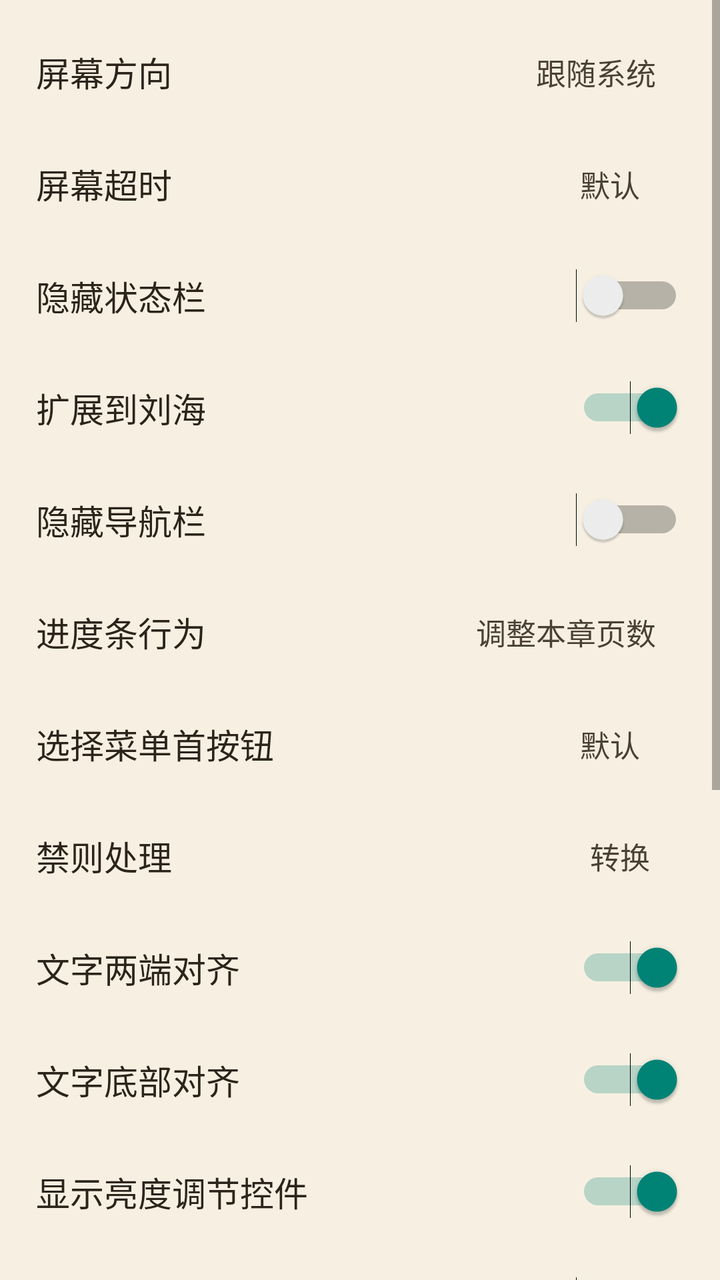
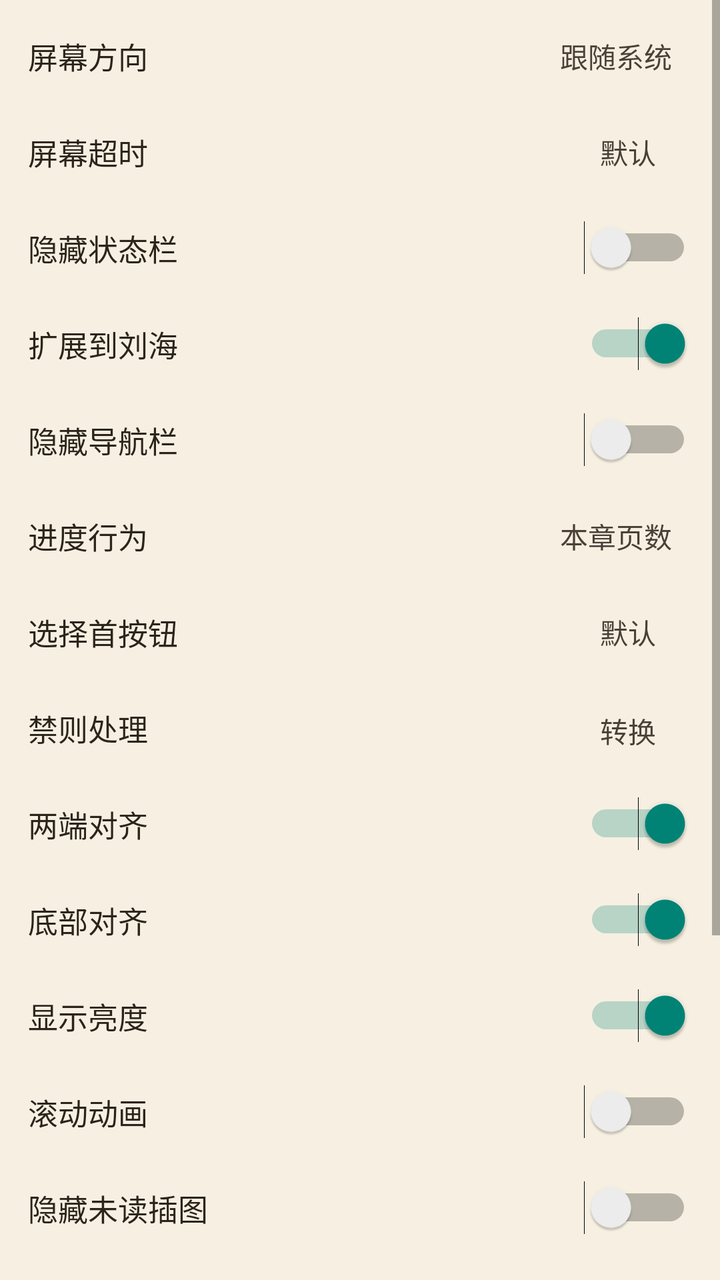

An Android layout rendered at two revisions. The XML below is the earlier revision; the diff shows what the commit changed to produce the second picture.
<!-- AndroidManifest.xml: application theme Theme.Tset -->
<!-- res/layout/dialog_m9_more_config.xml -->
<?xml version="1.0" encoding="utf-8"?>
<ScrollView xmlns:android="http://schemas.android.com/apk/res/android"
    android:id="@+id/more_config_scroll"
    android:layout_width="match_parent"
    android:layout_height="match_parent"
    android:background="@drawable/reader_menu_panel_bg"
    android:overScrollMode="ifContentScrolls">

    <LinearLayout
        android:id="@+id/more_config_root"
        android:layout_width="match_parent"
        android:layout_height="wrap_content"
        android:orientation="vertical"
        android:paddingTop="8dp"
        android:paddingBottom="8dp">

        <LinearLayout
            android:id="@+id/more_screen_orientation"
            style="@style/ReaderMoreRow">
            <TextView
                style="@style/ReaderMoreLabel"
                android:text="@string/screen_direction" />
            <TextView
                android:id="@+id/more_screen_orientation_value"
                style="@style/ReaderMoreValue"
                android:text="@string/screen_unspecified" />
        </LinearLayout>

        <LinearLayout
            android:id="@+id/more_keep_light"
            style="@style/ReaderMoreRow">
            <TextView
                style="@style/ReaderMoreLabel"
                android:text="@string/keep_light" />
            <TextView
                android:id="@+id/more_keep_light_value"
                style="@style/ReaderMoreValue"
                android:text="@string/reader_keep_light_default" />
        </LinearLayout>

        <LinearLayout style="@style/ReaderMoreRow">
            <TextView
                style="@style/ReaderMoreLabel"
                android:text="@string/pt_hide_status_bar" />
            <Switch
                android:id="@+id/more_hide_status_bar"
                android:layout_width="wrap_content"
                android:layout_height="wrap_content" />
        </LinearLayout>

        <LinearLayout style="@style/ReaderMoreRow">
            <TextView
                style="@style/ReaderMoreLabel"
                android:text="@string/read_body_to_lh" />
            <Switch
                android:id="@+id/more_read_body_to_lh"
                android:layout_width="wrap_content"
                android:layout_height="wrap_content"
                android:checked="true" />
        </LinearLayout>

        <LinearLayout style="@style/ReaderMoreRow">
            <TextView
                style="@style/ReaderMoreLabel"
                android:text="@string/pt_hide_navigation_bar" />
            <Switch
                android:id="@+id/more_hide_navigation_bar"
                android:layout_width="wrap_content"
                android:layout_height="wrap_content" />
        </LinearLayout>

        <LinearLayout
            android:id="@+id/more_progress_behavior"
            style="@style/ReaderMoreRow">
            <TextView
                style="@style/ReaderMoreLabel"
                android:text="@string/progress_bar_behavior" />
            <TextView
                android:id="@+id/more_progress_behavior_value"
                style="@style/ReaderMoreValue"
                android:text="@string/reader_progress_behavior_page" />
        </LinearLayout>

        <LinearLayout
            android:id="@+id/more_selection_primary_action"
            style="@style/ReaderMoreRow">
            <TextView
                style="@style/ReaderMoreLabel"
                android:text="@string/reader_selection_primary_action" />
            <TextView
                android:id="@+id/more_selection_primary_action_value"
                style="@style/ReaderMoreValue"
                android:text="@string/reader_selection_primary_default" />
        </LinearLayout>

        <LinearLayout
            android:id="@+id/more_zh_layout_row"
            style="@style/ReaderMoreRow">
            <TextView
                style="@style/ReaderMoreLabel"
                android:text="@string/read_chinese_converter" />
            <TextView
                android:id="@+id/more_zh_layout_value"
                style="@style/ReaderMoreValue"
                android:background="@drawable/reader_menu_touch"
                android:gravity="center"
                android:minWidth="64dp"
                android:paddingStart="12dp"
                android:paddingTop="6dp"
                android:paddingEnd="12dp"
                android:paddingBottom="6dp"
                android:text="@string/reader_convert_state_enabled" />
        </LinearLayout>

        <LinearLayout style="@style/ReaderMoreRow">
            <TextView
                style="@style/ReaderMoreLabel"
                android:text="@string/text_full_justify" />
            <Switch
                android:id="@+id/more_text_full_justify"
                android:layout_width="wrap_content"
                android:layout_height="wrap_content"
                android:checked="true" />
        </LinearLayout>

        <LinearLayout style="@style/ReaderMoreRow">
            <TextView
                style="@style/ReaderMoreLabel"
                android:text="@string/text_bottom_justify" />
            <Switch
                android:id="@+id/more_text_bottom_justify"
                android:layout_width="wrap_content"
                android:layout_height="wrap_content"
                android:checked="true" />
        </LinearLayout>

        <LinearLayout style="@style/ReaderMoreRow">
            <TextView
                style="@style/ReaderMoreLabel"
                android:text="@string/show_brightness_view" />
            <Switch
                android:id="@+id/more_show_brightness_view"
                android:layout_width="wrap_content"
                android:layout_height="wrap_content"
                android:checked="true" />
        </LinearLayout>

        <LinearLayout style="@style/ReaderMoreRow">
            <TextView
                style="@style/ReaderMoreLabel"
                android:text="@string/no_anim_scroll_page" />
            <Switch
                android:id="@+id/more_no_anim_scroll_page"
                android:layout_width="wrap_content"
                android:layout_height="wrap_content" />
        </LinearLayout>

        <LinearLayout style="@style/ReaderMoreRow">
            <TextView
                style="@style/ReaderMoreLabel"
                android:text="@string/settings_ebook_image_spoiler_title" />
            <Switch
                android:id="@+id/more_hide_unread_images"
                android:layout_width="wrap_content"
                android:layout_height="wrap_content" />
        </LinearLayout>

        <LinearLayout
            android:id="@+id/more_click_regional_config"
            style="@style/ReaderMoreRow">
            <TextView
                style="@style/ReaderMoreLabel"
                android:text="@string/click_regional_config" />
            <TextView
                android:id="@+id/more_click_regional_config_value"
                style="@style/ReaderMoreValue"
                android:text="@string/reader_click_region_summary_default" />
        </LinearLayout>

        <LinearLayout style="@style/ReaderMoreRow">
            <TextView
                style="@style/ReaderMoreLabel"
                android:text="@string/disable_return_key" />
            <Switch
                android:id="@+id/more_disable_return_key"
                android:layout_width="wrap_content"
                android:layout_height="wrap_content" />
        </LinearLayout>

        <LinearLayout style="@style/ReaderMoreRow">
            <TextView
                style="@style/ReaderMoreLabel"
                android:text="@string/show_read_title_addition" />
            <Switch
                android:id="@+id/more_show_read_title_addition"
                android:layout_width="wrap_content"
                android:layout_height="wrap_content"
                android:checked="true" />
        </LinearLayout>

        <LinearLayout style="@style/ReaderMoreRow">
            <TextView
                style="@style/ReaderMoreLabel"
                android:text="@string/read_bar_style_follow_page" />
            <Switch
                android:id="@+id/more_read_bar_style_follow_page"
                android:layout_width="wrap_content"
                android:layout_height="wrap_content" />
        </LinearLayout>

        <TextView
            android:id="@+id/more_reset_defaults"
            android:layout_width="match_parent"
            android:layout_height="wrap_content"
            android:layout_marginStart="16dp"
            android:layout_marginTop="10dp"
            android:layout_marginEnd="16dp"
            android:layout_marginBottom="8dp"
            android:background="@drawable/reader_menu_touch"
            android:gravity="center"
            android:paddingTop="14dp"
            android:paddingBottom="14dp"
            android:text="@string/reader_reset_defaults"
            android:textColor="#AA5B1E1E"
            android:textSize="16sp" />
    </LinearLayout>
</ScrollView>
<!-- resources referenced by this layout -->
<resources>
  <!-- drawable reader_menu_panel_bg (drawable) -->
  <?xml version="1.0" encoding="utf-8"?>
  <shape xmlns:android="http://schemas.android.com/apk/res/android">
      <solid android:color="#F7F0E2" />
  </shape>
  <!-- drawable reader_menu_touch (drawable) -->
  <?xml version="1.0" encoding="utf-8"?>
  <selector xmlns:android="http://schemas.android.com/apk/res/android">
      <item android:state_pressed="true">
          <shape>
              <solid android:color="#22000000" />
          </shape>
      </item>
      <item android:drawable="@android:color/transparent" />
  </selector>
  <string name="click_regional_config">点击区域设置</string>
  <string name="disable_return_key">禁用返回键</string>
  <string name="keep_light">屏幕超时</string>
  <string name="no_anim_scroll_page">禁用滚动点击动画</string>
  <string name="progress_bar_behavior">进度条行为</string>
  <string name="pt_hide_navigation_bar">隐藏导航栏</string>
  <string name="pt_hide_status_bar">隐藏状态栏</string>
  <string name="read_bar_style_follow_page">工具栏样式跟随页面</string>
  <string name="read_body_to_lh">扩展到刘海</string>
  <string name="read_chinese_converter">禁则处理</string>
  <string name="reader_click_region_summary_default">九宫格默认</string>
  <string name="reader_convert_state_enabled">转换</string>
  <string name="reader_keep_light_default">默认</string>
  <string name="reader_progress_behavior_page">调整本章页数</string>
  <string name="reader_reset_defaults">恢复默认设置</string>
  <string name="reader_selection_primary_action">选择菜单首按钮</string>
  <string name="reader_selection_primary_default">默认</string>
  <string name="screen_direction">屏幕方向</string>
  <string name="screen_unspecified">跟随系统</string>
  <string name="settings_ebook_image_spoiler_title">隐藏未读插图</string>
  <string name="show_brightness_view">显示亮度调节控件</string>
  <string name="show_read_title_addition">展示顶部工具栏附加区域</string>
  <string name="text_bottom_justify">文字底部对齐</string>
  <string name="text_full_justify">文字两端对齐</string>
  <style name="ReaderMoreLabel">
          <item name="android:layout_width">0dp</item>
          <item name="android:layout_height">match_parent</item>
          <item name="android:layout_weight">1</item>
          <item name="android:gravity">center_vertical</item>
          <item name="android:textColor">#2C241B</item>
          <item name="android:textSize">17sp</item>
      </style>
  <style name="ReaderMoreRow">
          <item name="android:layout_width">match_parent</item>
          <item name="android:layout_height">56dp</item>
          <item name="android:background">@drawable/reader_menu_touch</item>
          <item name="android:clickable">true</item>
          <item name="android:focusable">true</item>
          <item name="android:gravity">center_vertical</item>
          <item name="android:orientation">horizontal</item>
          <item name="android:paddingStart">18dp</item>
          <item name="android:paddingEnd">18dp</item>
      </style>
  <style name="ReaderMoreValue">
          <item name="android:layout_width">wrap_content</item>
          <item name="android:layout_height">36dp</item>
          <item name="android:background">@drawable/reader_menu_touch</item>
          <item name="android:gravity">center</item>
          <item name="android:minWidth">74dp</item>
          <item name="android:paddingStart">14dp</item>
          <item name="android:paddingEnd">14dp</item>
          <item name="android:textColor">#4B4035</item>
          <item name="android:textSize">15sp</item>
      </style>
  <style name="Theme.Tset" parent="Theme.AppCompat.DayNight.NoActionBar" />
</resources>

<!-- the commit's change to res/layout/dialog_m9_more_config.xml (unified diff, before → after) -->
@@ -11,8 +11,8 @@
         android:layout_width="match_parent"
         android:layout_height="wrap_content"
         android:orientation="vertical"
-        android:paddingTop="8dp"
-        android:paddingBottom="8dp">
+        android:paddingTop="4dp"
+        android:paddingBottom="4dp">
 
         <LinearLayout
             android:id="@+id/more_screen_orientation"
@@ -213,15 +213,15 @@
             android:layout_width="match_parent"
             android:layout_height="wrap_content"
             android:layout_marginStart="16dp"
-            android:layout_marginTop="10dp"
+            android:layout_marginTop="6dp"
             android:layout_marginEnd="16dp"
-            android:layout_marginBottom="8dp"
+            android:layout_marginBottom="4dp"
             android:background="@drawable/reader_menu_touch"
             android:gravity="center"
-            android:paddingTop="14dp"
-            android:paddingBottom="14dp"
+            android:paddingTop="10dp"
+            android:paddingBottom="10dp"
             android:text="@string/reader_reset_defaults"
             android:textColor="#AA5B1E1E"
-            android:textSize="16sp" />
+            android:textSize="15sp" />
     </LinearLayout>
 </ScrollView>
<!-- resource entries referenced after the edit -->
@@ -15,59 +15,59 @@
       </item>
       <item android:drawable="@android:color/transparent" />
   </selector>
-  <string name="click_regional_config">点击区域设置</string>
+  <string name="click_regional_config">点击区域</string>
   <string name="disable_return_key">禁用返回键</string>
   <string name="keep_light">屏幕超时</string>
-  <string name="no_anim_scroll_page">禁用滚动点击动画</string>
-  <string name="progress_bar_behavior">进度条行为</string>
+  <string name="no_anim_scroll_page">滚动动画</string>
+  <string name="progress_bar_behavior">进度行为</string>
   <string name="pt_hide_navigation_bar">隐藏导航栏</string>
   <string name="pt_hide_status_bar">隐藏状态栏</string>
-  <string name="read_bar_style_follow_page">工具栏样式跟随页面</string>
+  <string name="read_bar_style_follow_page">工具栏跟随页面</string>
   <string name="read_body_to_lh">扩展到刘海</string>
   <string name="read_chinese_converter">禁则处理</string>
   <string name="reader_click_region_summary_default">九宫格默认</string>
   <string name="reader_convert_state_enabled">转换</string>
   <string name="reader_keep_light_default">默认</string>
-  <string name="reader_progress_behavior_page">调整本章页数</string>
+  <string name="reader_progress_behavior_page">本章页数</string>
   <string name="reader_reset_defaults">恢复默认设置</string>
-  <string name="reader_selection_primary_action">选择菜单首按钮</string>
+  <string name="reader_selection_primary_action">选择首按钮</string>
   <string name="reader_selection_primary_default">默认</string>
   <string name="screen_direction">屏幕方向</string>
   <string name="screen_unspecified">跟随系统</string>
   <string name="settings_ebook_image_spoiler_title">隐藏未读插图</string>
-  <string name="show_brightness_view">显示亮度调节控件</string>
-  <string name="show_read_title_addition">展示顶部工具栏附加区域</string>
-  <string name="text_bottom_justify">文字底部对齐</string>
-  <string name="text_full_justify">文字两端对齐</string>
+  <string name="show_brightness_view">显示亮度</string>
+  <string name="show_read_title_addition">顶部附加栏</string>
+  <string name="text_bottom_justify">底部对齐</string>
+  <string name="text_full_justify">两端对齐</string>
   <style name="ReaderMoreLabel">
           <item name="android:layout_width">0dp</item>
           <item name="android:layout_height">match_parent</item>
           <item name="android:layout_weight">1</item>
           <item name="android:gravity">center_vertical</item>
           <item name="android:textColor">#2C241B</item>
-          <item name="android:textSize">17sp</item>
+          <item name="android:textSize">15sp</item>
       </style>
   <style name="ReaderMoreRow">
           <item name="android:layout_width">match_parent</item>
-          <item name="android:layout_height">56dp</item>
+          <item name="android:layout_height">48dp</item>
           <item name="android:background">@drawable/reader_menu_touch</item>
           <item name="android:clickable">true</item>
           <item name="android:focusable">true</item>
           <item name="android:gravity">center_vertical</item>
           <item name="android:orientation">horizontal</item>
-          <item name="android:paddingStart">18dp</item>
-          <item name="android:paddingEnd">18dp</item>
+          <item name="android:paddingStart">14dp</item>
+          <item name="android:paddingEnd">14dp</item>
       </style>
   <style name="ReaderMoreValue">
           <item name="android:layout_width">wrap_content</item>
-          <item name="android:layout_height">36dp</item>
+          <item name="android:layout_height">30dp</item>
           <item name="android:background">@drawable/reader_menu_touch</item>
           <item name="android:gravity">center</item>
-          <item name="android:minWidth">74dp</item>
-          <item name="android:paddingStart">14dp</item>
-          <item name="android:paddingEnd">14dp</item>
+          <item name="android:minWidth">64dp</item>
+          <item name="android:paddingStart">10dp</item>
+          <item name="android:paddingEnd">10dp</item>
           <item name="android:textColor">#4B4035</item>
-          <item name="android:textSize">15sp</item>
+          <item name="android:textSize">14sp</item>
       </style>
   <style name="Theme.Tset" parent="Theme.AppCompat.DayNight.NoActionBar" />
 </resources>
